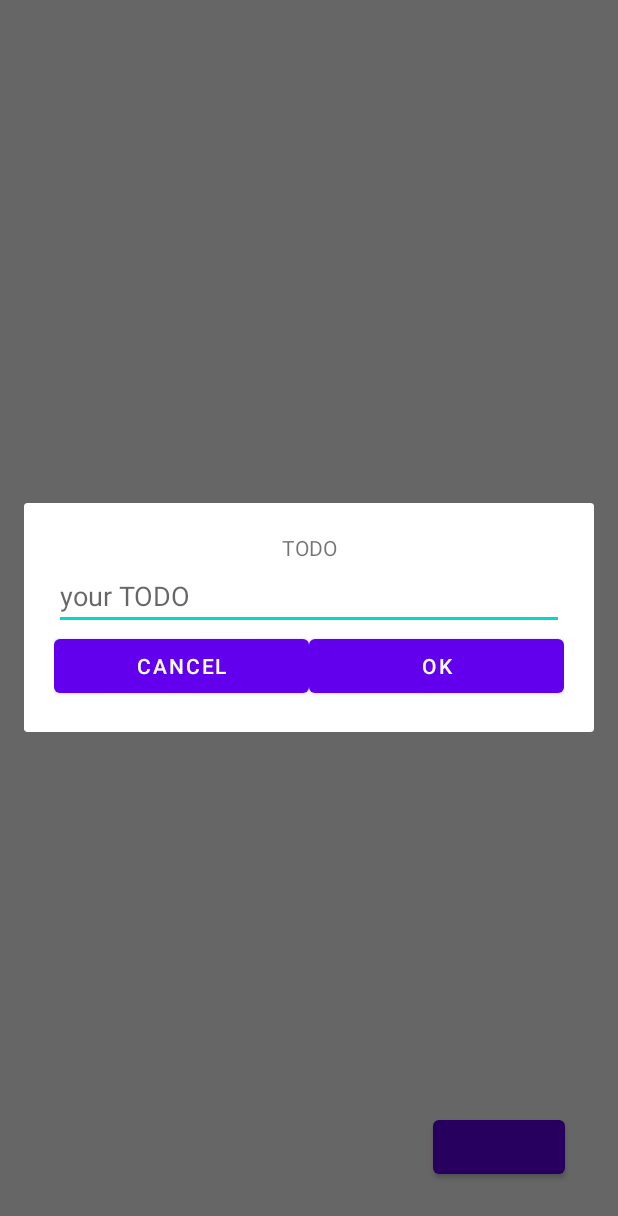
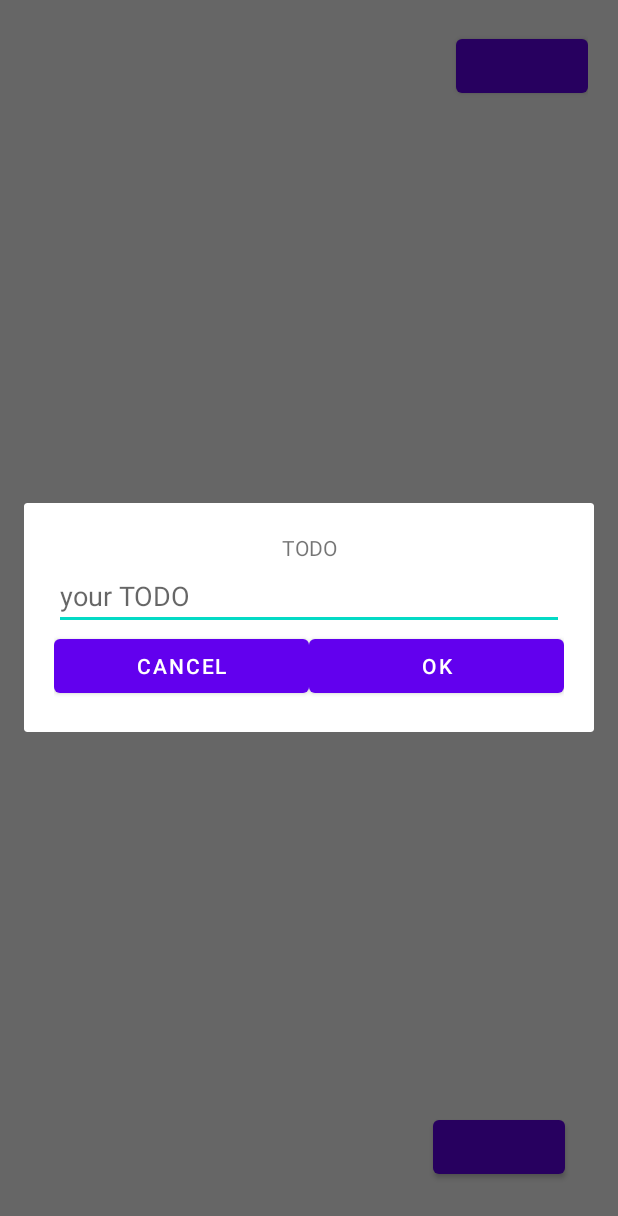
Before and after one commit to k-ye0415/TODOTh, an Android app: the ListItemActivity screen opened directly, with no data from a screen before it, after a tap on an icon or button, on a phone screen of 412 x 824 dp. Shown: the top 1216 px of the screen. Run offline under Robolectric (Android 15) with nearby library versions, the phone set to English and light mode, and no system bars.

Commit message:
2022-06-18

```diff
--- a/TODOTh/app/src/main/java/com/ioad/todoth/activity/ListItemActivity.java
+++ b/TODOTh/app/src/main/java/com/ioad/todoth/activity/ListItemActivity.java
@@ -36,7 +36,7 @@ public class ListItemActivity extends AppCompatActivity {
     RecyclerView rvListItem;
     RecyclerView.Adapter adapter;
     RecyclerView.LayoutManager layoutManager;
-    Button btnItemAdd;
+    Button btnItemAdd, btnTitleUpdate;
 
     ArrayList<List> lists;
     List list;
@@ -45,6 +45,7 @@ public class ListItemActivity extends AppCompatActivity {
     Button btnAddCancel, btnAdd;
 
     String title, titleName;
+    int titleIndex;
 
     Dialog dialog;
     DBHelper helper;
@@ -52,8 +53,6 @@ public class ListItemActivity extends AppCompatActivity {
 
     ClickCallbackListener listener;
     ArrayList<String> seqs;
-
-    ItemTouchHelper touchHelper;
 
 
     @Override
@@ -64,6 +63,7 @@ public class ListItemActivity extends AppCompatActivity {
         tvItemTitle = findViewById(R.id.tv_list_item_title);
         rvListItem = findViewById(R.id.rv_list_item);
         btnItemAdd = findViewById(R.id.btn_list_item_add);
+        btnTitleUpdate = findViewById(R.id.btn_update_title_name);
 
         helper = new DBHelper(ListItemActivity.this);
         lists = new ArrayList<>();
@@ -72,11 +72,13 @@ public class ListItemActivity extends AppCompatActivity {
         Intent intent = getIntent();
         title = intent.getStringExtra("LIST_NAME");
         titleName = intent.getStringExtra("TITLE_NAME");
+        titleIndex = intent.getIntExtra("LIST_INDEX", 0);
 
+        Log.e(TAG, "index " + titleIndex);
         tvItemTitle.setText(titleName);
 
         btnItemAdd.setOnClickListener(btnOnClickListener);
-
+        btnTitleUpdate.setOnClickListener(btnOnClickListener);
 
     }
 
@@ -136,6 +138,8 @@ public class ListItemActivity extends AppCompatActivity {
     View.OnClickListener btnOnClickListener = new View.OnClickListener() {
         @Override
         public void onClick(View view) {
+            switch (view.getId()) {
+                case R.id.btn_list_item_add:
                     dialog = new Dialog(ListItemActivity.this);
                     dialog.requestWindowFeature(Window.FEATURE_NO_TITLE);
                     dialog.setContentView(R.layout.dialog_layout);
@@ -155,8 +159,15 @@ public class ListItemActivity extends AppCompatActivity {
 
                     btnAddCancel.setOnClickListener(dialogBtnOnClickListener);
                     btnAdd.setOnClickListener(dialogBtnOnClickListener);
-
-
+                    break;
+                case R.id.btn_update_title_name:
+                    Intent intent = new Intent(ListItemActivity.this, ListAddActivity.class);
+                    intent.putExtra("TITLE_NAME", titleName);
+                    intent.putExtra("UPDATE_TITLE", true);
+                    intent.putExtra("LIST_INDEX", titleIndex);
+                    startActivity(intent);
+                    break;
+            }
         }
     };
 
--- a/TODOTh/app/src/main/java/com/ioad/todoth/adapter/ListAdapter.java
+++ b/TODOTh/app/src/main/java/com/ioad/todoth/adapter/ListAdapter.java
@@ -2,6 +2,7 @@ package com.ioad.todoth.adapter;
 
 import android.content.Context;
 import android.content.Intent;
+import android.util.Log;
 import android.view.LayoutInflater;
 import android.view.View;
 import android.view.ViewGroup;
@@ -75,6 +76,8 @@ public class ListAdapter extends RecyclerView.Adapter<ListAdapter.ViewHolder> {
                     Intent intent = new Intent(mContext, ListItemActivity.class);
                     intent.putExtra("LIST_NAME", lists.get(getAdapterPosition()).getTitle());
                     intent.putExtra("TITLE_NAME", lists.get(getAdapterPosition()).getTitleName());
+                    intent.putExtra("LIST_INDEX", lists.get(getAdapterPosition()).getIndex());
+                    Log.e(TAG, "index " + lists.get(getAdapterPosition()).getIndex());
                     mContext.startActivity(intent);
                 }
             });
--- a/TODOTh/app/src/main/res/layout/activity_list_item.xml
+++ b/TODOTh/app/src/main/res/layout/activity_list_item.xml
@@ -5,17 +5,29 @@
     android:layout_width="match_parent"
     android:layout_height="match_parent"
     android:orientation="vertical"
-    tools:context=".activity.ListItemActivity"
-    android:padding="20dp">
+    android:padding="20dp"
+    tools:context=".activity.ListItemActivity">
 
-    <TextView
-        android:id="@+id/tv_list_item_title"
+    <FrameLayout
         android:layout_width="match_parent"
-        android:layout_height="wrap_content"
-        android:text="title"
-        android:textSize="25dp"
-        android:textStyle="bold"
-        android:gravity="center"/>
+        android:layout_height="wrap_content">
+
+        <TextView
+            android:id="@+id/tv_list_item_title"
+            android:layout_width="match_parent"
+            android:layout_height="wrap_content"
+            android:gravity="center"
+            android:layout_gravity="center"
+            android:text="title"
+            android:textSize="25dp"
+            android:textStyle="bold" />
+        <Button
+            android:id="@+id/btn_update_title_name"
+            android:layout_width="wrap_content"
+            android:layout_height="wrap_content"
+            android:layout_gravity="right"
+            />
+    </FrameLayout>
 
     <FrameLayout
         android:layout_width="match_parent"
@@ -25,13 +37,13 @@
             android:id="@+id/rv_list_item"
             android:layout_width="match_parent"
             android:layout_height="wrap_content" />
+
         <Button
             android:id="@+id/btn_list_item_add"
             android:layout_width="wrap_content"
             android:layout_height="wrap_content"
             android:layout_gravity="bottom|right"
-            android:layout_margin="15dp"
-            />
+            android:layout_margin="15dp" />
     </FrameLayout>
 
 </LinearLayout>
--- a/TODOTh/app/src/main/res/layout/group_list_add_item.xml
+++ b/TODOTh/app/src/main/res/layout/group_list_add_item.xml
@@ -13,13 +13,17 @@
     android:layout_margin="8dp"
     app:cardCornerRadius="8dp"
     app:cardElevation="8dp"
-    android:backgroundTint="#8BC34A">
+    android:backgroundTint="#8BC34A"
+    >
 
     <LinearLayout
         android:orientation="vertical"
         android:layout_width="wrap_content"
         android:layout_height="wrap_content"
         android:padding="20dp"
+        android:background="?attr/selectableItemBackgroundBorderless"
+        android:clickable="true"
+        android:focusable="true"
         >
 
         <ImageView
--- a/TODOTh/app/src/main/res/layout/group_list_item.xml
+++ b/TODOTh/app/src/main/res/layout/group_list_item.xml
@@ -1,7 +1,8 @@
 <?xml version="1.0" encoding="utf-8"?>
 <LinearLayout xmlns:android="http://schemas.android.com/apk/res/android"
     android:layout_width="match_parent"
-    android:layout_height="wrap_content">
+    android:layout_height="wrap_content"
+    android:background="?attr/selectableItemBackground">
 
     <LinearLayout
         android:id="@+id/ll_list_item"
```
Also changed, not shown: TODOTh/app/src/main/java/com/ioad/todoth/activity/ListAddActivity.java (+28 -6 lines), TODOTh/app/src/main/java/com/ioad/todoth/activity/MainActivity.java (+1 -6 lines), TODOTh/app/src/main/java/com/ioad/todoth/adapter/ListAddAdapter.java (+78 -6 lines). Lines whose indentation alone changed are shown as unchanged.
